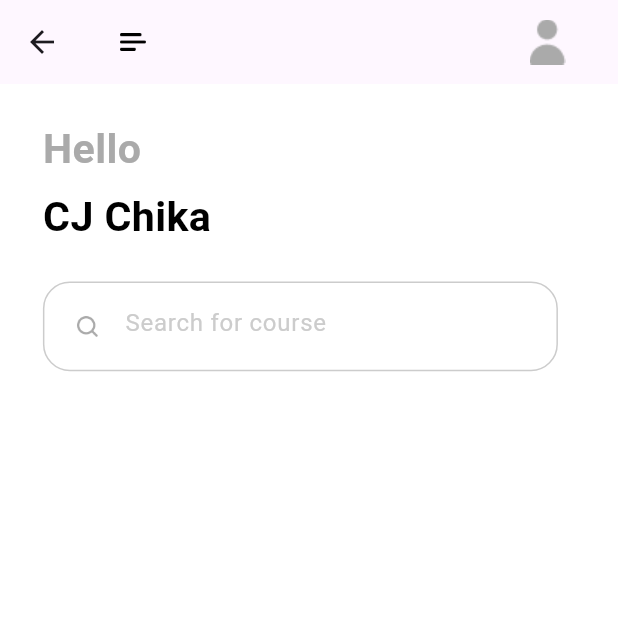
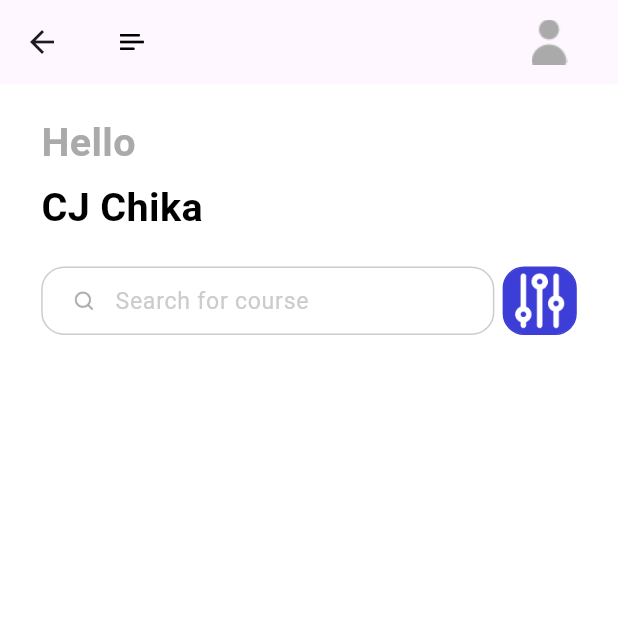
Before and after one commit to cjchika/eLearn, a Flutter app: the HomePage screen opened directly, on a phone screen of 412 x 824 dp, the top half of it. Run offline on Flutter 3.47's test engine with Material 2 defaults, Android fonts, the phone set to English and light mode, and no system bars; our stand-ins replace cloud_firestore, dots_indicator, firebase_auth, firebase_core, flutter_bloc, flutter_screenutil and 2 more; accounts and stored records are empty; Roboto replaces fonts that are missing (Avenir).

Commit message:
Home Page

```diff
--- a/lib/main.dart
+++ b/lib/main.dart
@@ -18,6 +18,7 @@ class MyApp extends StatelessWidget {
     return MultiBlocProvider(
         providers: [...AppPages.allBlocProviders(context)],
         child: ScreenUtilInit(
+          designSize: const Size(375, 812),
           builder: (context, child) => MaterialApp(
             debugShowCheckedModeBanner: false,
             theme: ThemeData(
--- a/lib/pages/common_widgets.dart
+++ b/lib/pages/common_widgets.dart
@@ -25,7 +25,7 @@ AppBar buildAppBar(String type) {
 Widget buildThirdPartyLogin(BuildContext context) {
   return Container(
     margin: EdgeInsets.only(top: 40.h, bottom: 20.h),
-    padding: EdgeInsets.only(left: 40.w, right: 40.w),
+    padding: EdgeInsets.only(left: 75.w, right: 75.w),
     child: Row(
       mainAxisAlignment: MainAxisAlignment.spaceAround,
       children: [
--- a/lib/pages/home/widgets/home_page_widgets.dart
+++ b/lib/pages/home/widgets/home_page_widgets.dart
@@ -50,8 +50,8 @@ Widget searchBox() {
   return Row(
     children: [
       Container(
-        width: 300.w,
-        height: 50.h,
+        width: 275.w,
+        height: 45.h,
         decoration: BoxDecoration(
             color: AppColors.primaryBackground,
             borderRadius: BorderRadius.circular(15.h),
@@ -71,6 +71,7 @@ Widget searchBox() {
                 // onChanged: (value)=> func!(value),
                 keyboardType: TextInputType.multiline,
                 decoration: InputDecoration(
+                  contentPadding: EdgeInsets.fromLTRB(8, 5, 0, 5),
                   hintText: "Search for course",
                   border: const OutlineInputBorder(
                     borderSide: BorderSide(color: Colors.transparent),
@@ -99,7 +100,20 @@ Widget searchBox() {
             )
           ],
         ),
-      )
+      ),
+      SizedBox(width: 5.w),
+      GestureDetector(
+        child: Container(
+          width: 45.w,
+          height: 45.h,
+          decoration: BoxDecoration(
+            color: AppColors.primaryElement,
+            borderRadius: BorderRadius.all(Radius.circular(13.w)),
+            border: Border.all(color: AppColors.primaryElement),
+          ),
+          child: Image.asset("assets/icons/options.png"),
+        ),
+      ),
     ],
   );
 }
--- a/lib/pages/sign_in/sign_in.dart
+++ b/lib/pages/sign_in/sign_in.dart
@@ -55,6 +55,7 @@ class _SignInState extends State<SignIn> {
                       ),
                     ),
                     forgotPassword(),
+                    SizedBox(height: 80.h),
                     buildLoginAndSignupButton("Login", "login", () {
                       SignInController(context: context).handleSignIn("email");
                     }),
--- a/lib/pages/sign_up/sign_up.dart
+++ b/lib/pages/sign_up/sign_up.dart
@@ -35,7 +35,7 @@ class _SignUpState extends State<SignUp> {
                         child: reusableText(
                             "Enter your details below and sign up for free.")),
                     Container(
-                      margin: EdgeInsets.only(top: 40.h),
+                      margin: EdgeInsets.only(top: 60.h),
                       padding: EdgeInsets.only(left: 25.w, right: 25.w),
                       child: Column(
                         crossAxisAlignment: CrossAxisAlignment.start,
@@ -70,6 +70,7 @@ class _SignUpState extends State<SignUp> {
                       child: reusableText(
                           "By creating an account, you have agreed with our terms and conditions."),
                     ),
+                    SizedBox(height: 25.h),
                     buildLoginAndSignupButton("Sign up", "login", () {
                       // Navigator.of(context).pushNamed("signUpPage");
                       SignUpController(context).handleEmailSignUp();
```
